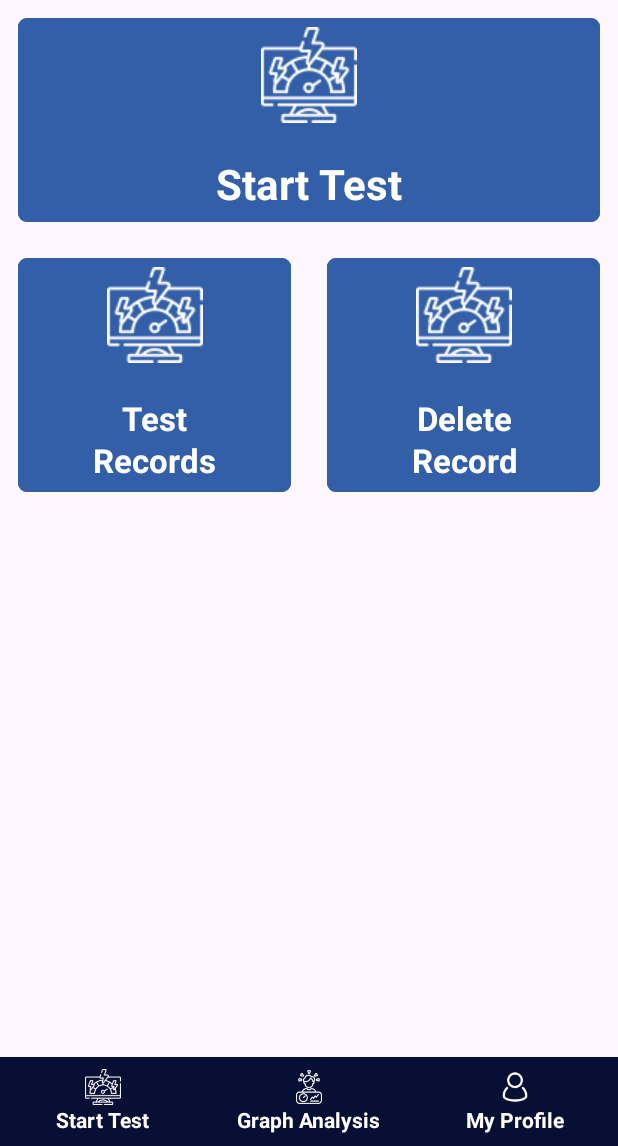
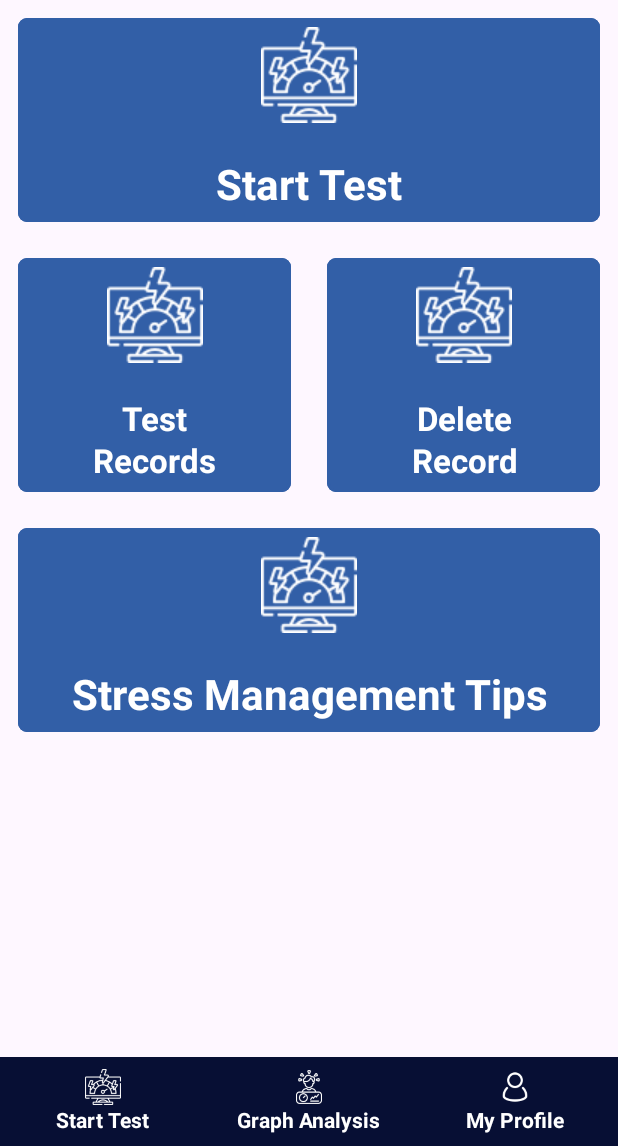
Before and after one commit to belide1/StressTester, an Android app built with Jetpack Compose: the StressHomeFragment screen opened directly, with no data from a screen before it, on a phone screen of 412 x 824 dp, the part 90-1236 px from its top. Run offline under Robolectric (Android 15) with nearby library versions, the phone set to English and light mode, and no system bars.

Commit message:
Fixed the final bugs in the app

```diff
--- a/app/src/main/AndroidManifest.xml
+++ b/app/src/main/AndroidManifest.xml
@@ -12,7 +12,9 @@
         android:supportsRtl="true"
         android:theme="@style/Theme.StressLevelTester"
         tools:targetApi="31">
-
+        <activity
+            android:name=".TipsActivity"
+            android:exported="false" />
         <activity
             android:name=".DeleteTestActivity"
             android:exported="false" />
@@ -23,7 +25,7 @@
             android:name=".StartTestActivity"
             android:exported="false" />
         <activity
-            android:name="stresslevelapp.tesside.belidesravan.BaseActivity"
+            android:name=".BaseActivity"
             android:exported="true"
             android:theme="@style/Base.Theme.StressLevelTester">
 
--- a/app/src/main/java/stresslevelapp/tesside/belidesravan/MainActivity.kt
+++ b/app/src/main/java/stresslevelapp/tesside/belidesravan/MainActivity.kt
@@ -128,7 +128,7 @@ fun openLogin(context: Activity) {
 }
 
 fun openHome(context: Activity) {
-    context.startActivity(Intent(context, stresslevelapp.tesside.belidesravan.BaseActivity::class.java))
+    context.startActivity(Intent(context, BaseActivity::class.java))
     context.finish()
 }
 
@@ -190,7 +190,7 @@ fun LaunchView() {
 
 
                 Button(
-                    onClick = { /* Handle login */ },
+                    onClick = { /* Handle  */ },
                     modifier = Modifier
                         .fillMaxWidth()
                         .align(Alignment.CenterHorizontally),
--- a/app/src/main/java/stresslevelapp/tesside/belidesravan/StressHomeFragment.kt
+++ b/app/src/main/java/stresslevelapp/tesside/belidesravan/StressHomeFragment.kt
@@ -227,6 +227,47 @@ fun StressLevelTesterHomeScreen() {
             }
         }
 
+        Column(
+            modifier = Modifier
+                .clickable {
+                    context.startActivity(Intent(context, TipsActivity::class.java))
+                }
+                .padding(horizontal = 12.dp, vertical = 12.dp)
+                .fillMaxWidth()
+                .background(
+                    color = colorResource(id = R.color.card_bg_color),
+                    shape = RoundedCornerShape(6.dp)
+                )
+                .border(
+                    width = 2.dp,
+                    color = colorResource(id = R.color.card_bg_color),
+                    shape = RoundedCornerShape(6.dp)
+                )
+                .padding(horizontal = 16.dp, vertical = 6.dp),
+            horizontalAlignment = Alignment.CenterHorizontally
+        ) {
+
+            Image(
+                modifier = Modifier
+                    .size(64.dp),
+                painter = painterResource(id = R.drawable.nav_start_test),
+                contentDescription = "Tips"
+            )
+
+            Spacer(modifier = Modifier.height(24.dp))
+
+            Text(
+                modifier = Modifier,
+                text = "Stress Management Tips",
+                textAlign = TextAlign.Center,
+                style = MaterialTheme.typography.headlineMedium.copy(
+                    color = Color.White,
+                    fontWeight = FontWeight.Bold
+                )
+            )
+
+        }
+
     }
 }
 
```
Also changed, not shown: app/src/main/java/stresslevelapp/tesside/belidesravan/TipsActivity.kt (added, +181 -0 lines).
